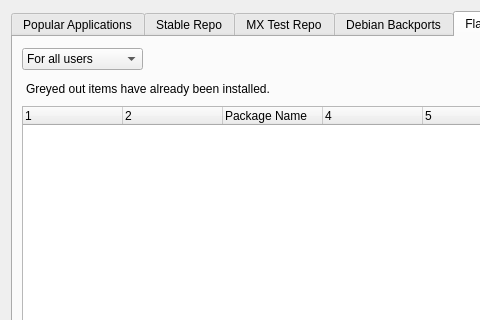
Before: the Qt Designer form mainwindow.ui in CachyOS/packageinstaller, drawn with Qt 5; both pictures show x 0 to 480 and y 0 to 320 of the 1031 by 528 pixel window.
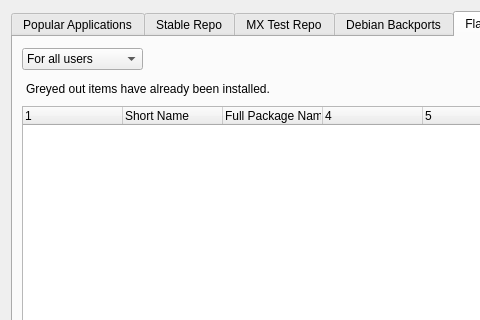
After: the same form once the commit is applied. Icons and pictures are not drawn.

Commit message: display short names

The edit to the form file:
```diff
--- a/mainwindow.ui
+++ b/mainwindow.ui
@@ -1223,12 +1223,12 @@
          </column>
          <column>
           <property name="text">
-           <string/>
+           <string>Short Name</string>
           </property>
          </column>
          <column>
           <property name="text">
-           <string>Package Name</string>
+           <string>Full Package Name</string>
           </property>
          </column>
          <column>
```
The commit also changes 28 other files.
